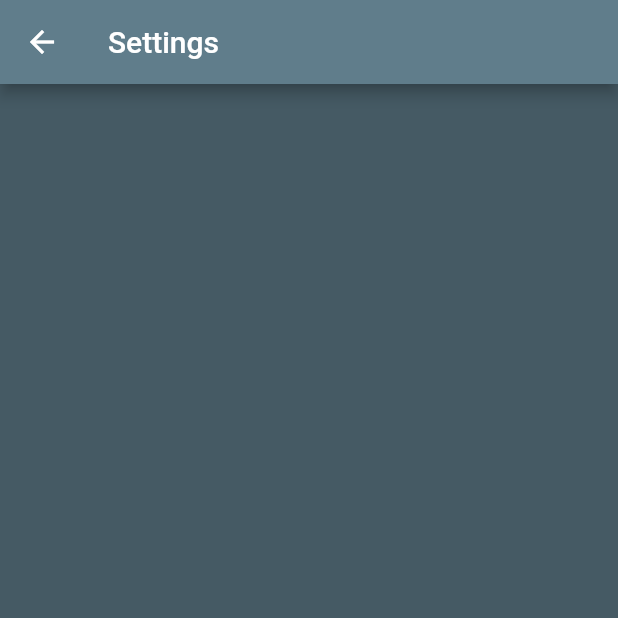
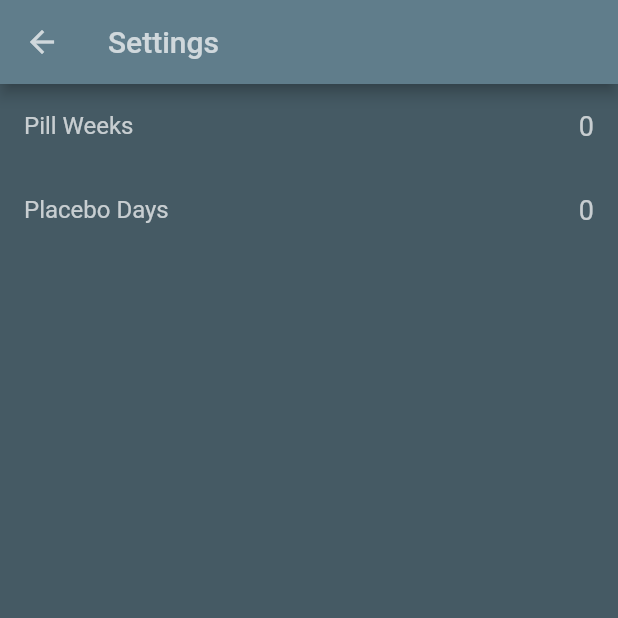
Before and after one commit to briannaAndCo/cycle_less, a Flutter app: the screen it shows after launch, after a tap on the "settings" icon, on a phone screen of 412 x 824 dp, the top half of it. Run offline on Flutter 3.47's test engine with Material 2 defaults, Android fonts, the phone set to English and light mode, and no system bars; our stand-ins replace shared_preferences.

Commit message:
preferences saving.

```diff
--- /dev/null
+++ b/lib/app_defaults.dart
@@ -0,0 +1,47 @@
+library app_defaults;
+
+import 'package:flutter/material.dart';
+import 'widgets/loading_dialog.dart';
+
+Color getPrimarySwatchColor() {
+  return Colors.blueGrey;
+}
+
+Color getCanvasColor() {
+  return Colors.blueGrey[700];
+}
+
+Color getIconColor() {
+  return Colors.white70;
+}
+
+Color getPrimaryTextColor() {
+  return Colors.white70;
+}
+
+Color getDialogBackgroundColor() {
+  return Colors.black26;
+}
+
+TextStyle getInputTextStyle() {
+  return TextStyle(color: Colors.black);
+}
+
+showLoading(context) {
+  // set up the dialog to update the number
+  LoadingDialog alert = LoadingDialog();
+  // show the dialog
+  showDialog(
+    context: context,
+    barrierDismissible: false,
+    builder: (BuildContext context) {
+      return alert;
+    },
+  );
+}
+
+hideLoading(context) {
+  WidgetsBinding.instance.addPostFrameCallback((_) async {
+    Navigator.pop(context);
+  });
+}
--- a/lib/home_page.dart
+++ b/lib/home_page.dart
@@ -1,7 +1,10 @@
 import 'package:flutter/material.dart';
 import 'package:pill_reminder/settings_page.dart';
+import 'package:shared_preferences/shared_preferences.dart';
 import 'pill_package.dart';
 import 'settings_page.dart';
+import 'app_defaults.dart' as AppDefaults;
+import 'preferences/settings_constants.dart' as SettingsConstants;
 
 class HomePage extends StatefulWidget {
   HomePage({Key key, this.title}) : super(key: key);
@@ -13,33 +16,72 @@ class HomePage extends StatefulWidget {
 }
 
 class _HomePageState extends State<HomePage> {
+  SharedPreferences _preferences;
+  bool _loaded = false;
+  int _pillPackageWeeks;
+  int _placeboDays;
+
+  @override
+  void initState() {
+    super.initState();
+    WidgetsBinding.instance.addPostFrameCallback((_) async {
+      await AppDefaults.showLoading(context);
+    });
+  }
+
   @override
   Widget build(BuildContext context) {
-    // This method is rerun every time setState is called, for instance as done
-    // by the _incrementCounter method above.
-    //
-    // The Flutter framework has been optimized to make rerunning build methods
-    // fast, so that you can just rebuild anything that needs updating rather
-    // than having to individually change instances of widgets.
+    return new FutureBuilder(
+      future: _loadPrefs(),
+      builder: (context, AsyncSnapshot<SharedPreferences> loadedPrefs) {
+        Widget body;
+
+        if (loadedPrefs.hasData) {
+          if (!_loaded) {
+            _getPreferences(loadedPrefs.data);
+            AppDefaults.hideLoading(context);
+            _loaded = true;
+          }
+
+          body = Container(child: PillPackage(totalWeeks: _pillPackageWeeks, placeboDays: _placeboDays));
+        } else {
+          body = Container();
+        }
+
         return Scaffold(
             appBar: AppBar(
               // Here we take the value from the MyHomePage object that was created by
               // the App.build method, and use it to set our appbar title.
+
                 title: Text(widget.title),
                 actions: <Widget>[
                   IconButton(
                       icon: Icon(Icons.settings),
-                color: Colors.white70,
                       onPressed: () {
                         Navigator.push(
                           context,
-                    MaterialPageRoute(builder: (context) => SettingsPage()),
+                          MaterialPageRoute(
+                              builder: (context) => SettingsPage()),
                         );
                       })
                 ]),
-      body: Container(
-          color: Colors.blueGrey[700],
-          child: PillPackage(totalWeeks: 4, placeboDays: 7)),
+            body: body);
+      },
     );
   }
+
+
+  Future<SharedPreferences> _loadPrefs() async {
+    SharedPreferences prefs = await SharedPreferences.getInstance();
+    return prefs;
   }
+
+  void _getPreferences(loadedPrefs) {
+    _preferences = loadedPrefs;
+    _pillPackageWeeks =
+    (_preferences.getInt(SettingsConstants.PILL_PACKAGE_WEEKS) ?? 0);
+    _placeboDays =
+    (_preferences.getInt(SettingsConstants.PLACEBO_DAYS) ?? 0);
+  }
+
+}
--- a/lib/main.dart
+++ b/lib/main.dart
@@ -1,5 +1,6 @@
 import 'package:flutter/material.dart';
 import 'home_page.dart';
+import 'app_defaults.dart' as AppConstants;
 
 void main() => runApp(MyApp());
 
@@ -10,7 +11,17 @@ class MyApp extends StatelessWidget {
     return MaterialApp(
       title: 'Pill Reminder',
       theme: ThemeData(
-        primarySwatch: Colors.blueGrey,
+        primarySwatch: AppConstants.getPrimarySwatchColor(),
+        canvasColor: AppConstants.getCanvasColor(),
+        dialogBackgroundColor: AppConstants.getDialogBackgroundColor(),
+        primaryIconTheme: IconThemeData(color: AppConstants.getIconColor()),
+        primaryTextTheme: TextTheme(
+            title: TextStyle(color: AppConstants.getPrimaryTextColor())),
+        textTheme: TextTheme(
+          body1: TextStyle(
+              color: AppConstants.getPrimaryTextColor(), fontSize: 18),
+          subhead: TextStyle(color: AppConstants.getPrimaryTextColor()),
+        ),
       ),
       home: HomePage(title: 'Pill Reminder'),
     );
--- /dev/null
+++ b/lib/preferences/number_preference.dart
@@ -0,0 +1,92 @@
+import 'package:flutter/material.dart';
+import 'package:shared_preferences/shared_preferences.dart';
+import 'package:flutter/services.dart';
+import '../app_defaults.dart' as AppConstants;
+
+class NumberPreference extends StatefulWidget {
+  NumberPreference(
+      {Key key, this.displayName, this.initialValue, this.storageName})
+      : super(key: key);
+
+  final String displayName;
+  final int initialValue;
+  final String storageName;
+
+  @override
+  _NumberPreferenceState createState() => _NumberPreferenceState();
+}
+
+class _NumberPreferenceState extends State<NumberPreference> {
+  _NumberPreferenceState();
+
+  int _currentValue;
+
+  @override
+  void initState() {
+    super.initState();
+    _currentValue = widget.initialValue;
+  }
+
+  @override
+  Widget build(BuildContext context) {
+
+    return ListTile(
+      title: Text(widget.displayName),
+      trailing: Text(_currentValue.toString()),
+      onTap: () {
+        _showUpdateDialog(context);
+      },
+    );
+  }
+
+  _showUpdateDialog(BuildContext context) {
+    TextEditingController numberController = new TextEditingController();
+
+    TextField numberInput = TextField(
+      maxLines: 1,
+      keyboardType: TextInputType.number,
+      inputFormatters: [WhitelistingTextInputFormatter.digitsOnly],
+      controller: numberController,
+      style: AppConstants.getInputTextStyle(),
+    );
+
+    // set up the buttons
+    Widget _saveButton = FlatButton(
+      child: Text("Save"),
+      onPressed: () {
+        int numberInput = int.parse(numberController.text);
+        setState(() {
+          _currentValue = numberInput;
+        });
+        _savePreference(numberInput);
+        Navigator.of(context).pop();
+      },
+    );
+    Widget _cancelButton = FlatButton(
+      child: Text("Cancel"),
+      onPressed: () {
+        Navigator.of(context).pop();
+      },
+    );
+
+    // set up the dialog to update the number
+    AlertDialog alert = AlertDialog(
+      title: Text("Update " + widget.displayName),
+      content: numberInput,
+      actions: [_saveButton, _cancelButton],
+    );
+
+    // show the dialog
+    showDialog(
+      context: context,
+      builder: (BuildContext context) {
+        return alert;
+      },
+    );
+  }
+
+  _savePreference(newValue) async {
+    SharedPreferences prefs = await SharedPreferences.getInstance();
+    prefs.setInt(widget.storageName, newValue);
+  }
+}
--- /dev/null
+++ b/lib/preferences/settings_constants.dart
@@ -0,0 +1,4 @@
+library settings_constants;
+
+const String PILL_PACKAGE_WEEKS = "pill_package_weeks";
+const String PLACEBO_DAYS = "placebo_days";
--- a/lib/settings_page.dart
+++ b/lib/settings_page.dart
@@ -1,4 +1,9 @@
 import 'package:flutter/material.dart';
+import 'package:shared_preferences/shared_preferences.dart';
+import 'preferences/number_preference.dart';
+import 'preferences/settings_constants.dart' as SettingsConstants;
+import 'app_defaults.dart' as AppDefaults;
+import 'dart:developer' as developer;
 
 class SettingsPage extends StatefulWidget {
   SettingsPage({Key key}) : super(key: key);
@@ -8,14 +13,68 @@ class SettingsPage extends StatefulWidget {
 }
 
 class _SettingsPageState extends State<SettingsPage> {
+  SharedPreferences _sharedPrefs;
+  bool _loaded = false;
+  //preference values to initialize
+  int _pillPackageWeeks;
+  int _placeboDays;
+
+  @override
+  void initState() {
+    super.initState();
+    WidgetsBinding.instance.addPostFrameCallback((_) async {
+      await AppDefaults.showLoading(context);
+    });
+  }
+
   @override
   Widget build(BuildContext context) {
+    return FutureBuilder<SharedPreferences>(
+        future: _loadPrefs(),
+        builder: (context, loadedPrefs) {
+          Widget body;
+
+          if (loadedPrefs.hasData) {
+            if (!_loaded) {
+              _setPreferences(loadedPrefs.data);
+              AppDefaults.hideLoading(context);
+              _loaded = true;
+            }
+            body = ListView(
+              children: <Widget>[
+                NumberPreference(
+                    displayName: "Pill Weeks",
+                    initialValue: _pillPackageWeeks,
+                    storageName: SettingsConstants.PILL_PACKAGE_WEEKS),
+                NumberPreference(
+                    displayName: "Placebo Days",
+                    initialValue: _placeboDays,
+                    storageName: SettingsConstants.PLACEBO_DAYS)
+              ],
+            );
+          } else {
+            body = Container();
+          }
+
           return Scaffold(
               appBar: AppBar(
                 // Here we take the value from the MyHomePage object that was created by
                 // the App.build method, and use it to set our appbar title.
                 title: Text("Settings"),
               ),
-        body: Container(color: Colors.blueGrey[700]));
+              body: body);
+        });
+  }
+
+  Future<SharedPreferences> _loadPrefs() async {
+    SharedPreferences prefs = await SharedPreferences.getInstance();
+    return prefs;
+  }
+
+  void _setPreferences(loadedPrefs) {
+    _sharedPrefs = loadedPrefs;
+    _pillPackageWeeks =
+        (_sharedPrefs.getInt(SettingsConstants.PILL_PACKAGE_WEEKS) ?? 0);
+    _placeboDays = (_sharedPrefs.getInt(SettingsConstants.PLACEBO_DAYS) ?? 0);
   }
 }
--- /dev/null
+++ b/lib/widgets/loading_dialog.dart
@@ -0,0 +1,17 @@
+import 'package:flutter/material.dart';
+import '../app_defaults.dart' as AppConstants;
+
+class LoadingDialog extends StatelessWidget {
+  @override
+  Widget build(BuildContext context) {
+    return SimpleDialog(children: <Widget>[
+      Center(
+        child: Column(children: [
+          CircularProgressIndicator(),
+          SizedBox(height: 20),
+          Text("Loading")
+        ]),
+      )
+    ]);
+  }
+}
--- a/pubspec.yaml
+++ b/pubspec.yaml
@@ -19,6 +19,7 @@ environment:
 dependencies:
   flutter:
     sdk: flutter
+  shared_preferences: "0.5.6+3"
 
   # The following adds the Cupertino Icons font to your application.
   # Use with the CupertinoIcons class for iOS style icons.
```
Also changed, not shown: pubspec.lock (deleted), 4 other files. Lines whose indentation alone changed are shown as unchanged.
